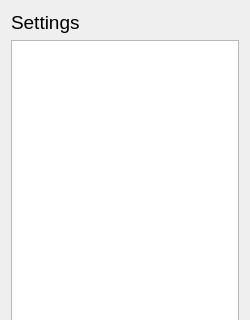
The window that kiai/settingsDialog.ui (PembrokeNS/sakusen) describes before a commit, drawn with Qt 5; both pictures show x 0 to 250 and y 0 to 320 of the 250 by 564 pixel window.
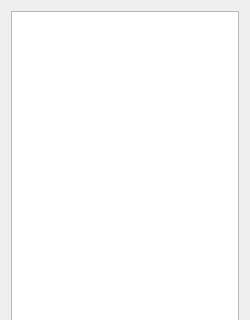
The same window after the commit.

Commit message:
Layout rearrangement.
TODO: is separate settingsDialog needed at all?

```diff
--- a/kiai/settingsDialog.ui
+++ b/kiai/settingsDialog.ui
@@ -17,33 +17,6 @@
    <string>Settings</string>
   </property>
   <layout class="QVBoxLayout">
-   <item>
-    <layout class="QHBoxLayout">
-     <item>
-      <widget class="QLabel" name="label">
-       <property name="text">
-        <string>&lt;html&gt;&lt;head&gt;&lt;meta name=&quot;qrichtext&quot; content=&quot;1&quot; /&gt;&lt;style type=&quot;text/css&quot;&gt;
-p, li { white-space: pre-wrap; }
-&lt;/style&gt;&lt;/head&gt;&lt;body style=&quot; font-family:'Sans Serif'; font-size:9pt; font-weight:400; font-style:normal;&quot;&gt;
-&lt;p style=&quot; margin-top:0px; margin-bottom:0px; margin-left:0px; margin-right:0px; -qt-block-indent:0; text-indent:0px;&quot;&gt;&lt;span style=&quot; font-size:14pt;&quot;&gt;Settings&lt;/span&gt;&lt;/p&gt;&lt;/body&gt;&lt;/html&gt;</string>
-       </property>
-      </widget>
-     </item>
-     <item>
-      <spacer>
-       <property name="orientation">
-        <enum>Qt::Horizontal</enum>
-       </property>
-       <property name="sizeHint" stdset="0">
-        <size>
-         <width>40</width>
-         <height>20</height>
-        </size>
-       </property>
-      </spacer>
-     </item>
-    </layout>
-   </item>
    <item>
     <widget class="QTreeView" name="settingsTree"/>
    </item>
```
The commit also changes 3 other files.
